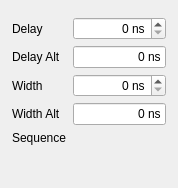
Above: escam/ioctrlwidget.ui from Entwicklungsburo-Stresing/EBST_CAM before the change. Below: the same form after it.
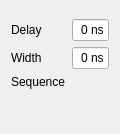
That is the form after the change. Custom widgets are drawn as their Qt base class.

The edit to the form file:
```diff
--- a/escam/ioctrlwidget.ui
+++ b/escam/ioctrlwidget.ui
@@ -6,8 +6,8 @@
    <rect>
     <x>0</x>
     <y>0</y>
-    <width>178</width>
-    <height>188</height>
+    <width>120</width>
+    <height>134</height>
    </rect>
   </property>
   <property name="maximumSize">
@@ -34,11 +34,11 @@
     </spacer>
    </item>
    <item>
-    <layout class="QGridLayout" name="gridLayout" columnstretch="1,0,100,1">
+    <layout class="QGridLayout" name="gridLayout" columnstretch="1,0,0,0">
      <property name="horizontalSpacing">
       <number>6</number>
      </property>
-     <item row="5" column="1" colspan="2">
+     <item row="3" column="1" colspan="2">
       <widget class="NumericConverterWidget" name="widgetNumericConverter" native="true">
        <property name="sizePolicy">
         <sizepolicy hsizetype="MinimumExpanding" vsizetype="Preferred">
@@ -48,87 +48,33 @@
        </property>
       </widget>
      </item>
-     <item row="2" column="2">
-      <widget class="QSpinBox" name="spinBoxWidth">
-       <property name="toolTip">
-        <string>&lt;html&gt;&lt;head/&gt;&lt;body&gt;&lt;p&gt;High time of the output signal&lt;/p&gt;&lt;/body&gt;&lt;/html&gt;</string>
-       </property>
-       <property name="whatsThis">
-        <string>&lt;html&gt;&lt;head/&gt;&lt;body&gt;&lt;p&gt;Width is the time between the rising edge of the output signal and the falling edge of the output signal.&lt;/p&gt;&lt;p&gt;Min: 0 ns&lt;br/&gt;Step: 32 ns (Values between are rounded down to the next valid step)&lt;br/&gt;Max: 2.097.120 ns (which is 65.535 * 32 ns)&lt;/p&gt;&lt;p&gt;Width is controlled by the function DLLCamIOCtrl_setPulseWidth.&lt;/p&gt;&lt;/body&gt;&lt;/html&gt;</string>
-       </property>
-       <property name="alignment">
-        <set>Qt::AlignmentFlag::AlignRight|Qt::AlignmentFlag::AlignTrailing|Qt::AlignmentFlag::AlignVCenter</set>
-       </property>
-       <property name="correctionMode">
-        <enum>QAbstractSpinBox::CorrectionMode::CorrectToNearestValue</enum>
-       </property>
-       <property name="suffix">
-        <string> ns</string>
-       </property>
-       <property name="maximum">
-        <number>2097120</number>
-       </property>
-      </widget>
-     </item>
-     <item row="5" column="3">
-      <spacer name="horizontalSpacer_2">
-       <property name="orientation">
-        <enum>Qt::Orientation::Horizontal</enum>
-       </property>
-       <property name="sizeHint" stdset="0">
-        <size>
-         <width>40</width>
-         <height>20</height>
-        </size>
-       </property>
-      </spacer>
-     </item>
-     <item row="5" column="0">
-      <spacer name="horizontalSpacer">
-       <property name="orientation">
-        <enum>Qt::Orientation::Horizontal</enum>
-       </property>
-       <property name="sizeHint" stdset="0">
-        <size>
-         <width>40</width>
-         <height>20</height>
-        </size>
-       </property>
-      </spacer>
-     </item>
-     <item row="0" column="2">
-      <widget class="QSpinBox" name="spinBoxDelay">
-       <property name="toolTip">
-        <string>&lt;html&gt;&lt;head/&gt;&lt;body&gt;&lt;p&gt;Time between the trigger and the rising edge&lt;/p&gt;&lt;/body&gt;&lt;/html&gt;</string>
-       </property>
-       <property name="whatsThis">
-        <string>&lt;html&gt;&lt;head/&gt;&lt;body&gt;&lt;p&gt;Delay is the time between the rising edge of the trigger signal and the rising edge of the output signal.&lt;/p&gt;&lt;p&gt;Min: 0 ns&lt;br/&gt;Step: 32 ns (Values between are rounded down to the next valid step)&lt;br/&gt;Max: 2.097.120 ns (which is 65.535 * 32 ns)&lt;/p&gt;&lt;p&gt;Delay is controlled by the function DLLCamIOCtrl_setPulseDelay.&lt;/p&gt;&lt;/body&gt;&lt;/html&gt;</string>
-       </property>
-       <property name="alignment">
-        <set>Qt::AlignmentFlag::AlignRight|Qt::AlignmentFlag::AlignTrailing|Qt::AlignmentFlag::AlignVCenter</set>
-       </property>
-       <property name="correctionMode">
-        <enum>QAbstractSpinBox::CorrectionMode::CorrectToNearestValue</enum>
-       </property>
-       <property name="suffix">
-        <string> ns</string>
-       </property>
-       <property name="maximum">
-        <number>2097120</number>
-       </property>
-      </widget>
-     </item>
-     <item row="1" column="1">
+     <item row="0" column="1">
       <widget class="QLabel" name="labelDelayAlt">
        <property name="whatsThis">
         <string>&lt;html&gt;&lt;head/&gt;&lt;body&gt;&lt;p&gt;Delay is the time between the rising edge of the trigger signal and the rising edge of the output signal.&lt;/p&gt;&lt;p&gt;Min: 0 ns&lt;br/&gt;Step: 32 ns (Values between are rounded down to the next valid step)&lt;br/&gt;Max: 2.097.120 ns (which is 65.535 * 32 ns)&lt;/p&gt;&lt;p&gt;Acceptable units: &lt;span style=&quot; font-weight:700;&quot;&gt;s&lt;/span&gt; / &lt;span style=&quot; font-weight:700;&quot;&gt;ms&lt;/span&gt; / &lt;span style=&quot; font-weight:700;&quot;&gt;us&lt;/span&gt; / &lt;span style=&quot; font-weight:700;&quot;&gt;ns&lt;/span&gt;&lt;/p&gt;&lt;p&gt;Delay is controlled by the function DLLCamIOCtrl_setPulseDelay.&lt;/p&gt;&lt;/body&gt;&lt;/html&gt;</string>
        </property>
        <property name="text">
-        <string>Delay Alt</string>
+        <string>Delay</string>
        </property>
       </widget>
      </item>
-     <item row="4" column="1">
+     <item row="0" column="2">
+      <widget class="QLineEdit" name="lineEditDelay">
+       <property name="toolTip">
+        <string>&lt;html&gt;&lt;head/&gt;&lt;body&gt;&lt;p&gt;Accepted units: &lt;span style=&quot; font-weight:700;&quot;&gt;s &lt;/span&gt;/&lt;span style=&quot; font-weight:700;&quot;&gt; ms &lt;/span&gt;/&lt;span style=&quot; font-weight:700;&quot;&gt; us &lt;/span&gt;/&lt;span style=&quot; font-weight:700;&quot;&gt; ns&lt;br/&gt;&lt;/span&gt;Accepted formats:&lt;br/&gt;&lt;span style=&quot; font-weight:700;&quot;&gt;32ns / 32 ns&lt;br/&gt;12.34us / 12.34 us / 12,34us / 12,34 us&lt;/span&gt;&lt;/p&gt;&lt;/body&gt;&lt;/html&gt;</string>
+       </property>
+       <property name="whatsThis">
+        <string>&lt;html&gt;&lt;head/&gt;&lt;body&gt;&lt;p&gt;Delay is the time between the rising edge of the trigger signal and the rising edge of the output signal.&lt;/p&gt;&lt;p&gt;Min: 0 ns&lt;br/&gt;Step: 32 ns (Values between are rounded down to the next valid step)&lt;br/&gt;Max: 2.097.120 ns (which is 65.535 * 32 ns)&lt;/p&gt;&lt;p&gt;Acceptable units: &lt;span style=&quot; font-weight:700;&quot;&gt;s&lt;/span&gt; / &lt;span style=&quot; font-weight:700;&quot;&gt;ms&lt;/span&gt; / &lt;span style=&quot; font-weight:700;&quot;&gt;us&lt;/span&gt; / &lt;span style=&quot; font-weight:700;&quot;&gt;ns&lt;/span&gt;&lt;/p&gt;&lt;p&gt;Delay is controlled by the function DLLCamIOCtrl_setPulseDelay.&lt;/p&gt;&lt;/body&gt;&lt;/html&gt;</string>
+       </property>
+       <property name="text">
+        <string>0 ns</string>
+       </property>
+       <property name="alignment">
+        <set>Qt::AlignmentFlag::AlignRight|Qt::AlignmentFlag::AlignTrailing|Qt::AlignmentFlag::AlignVCenter</set>
+       </property>
+      </widget>
+     </item>
+     <item row="2" column="1">
       <widget class="QLabel" name="labelSequence">
        <property name="toolTip">
         <string>&lt;html&gt;&lt;head/&gt;&lt;body&gt;&lt;p&gt;High / low sequence of the output&lt;/p&gt;&lt;/body&gt;&lt;/html&gt;</string>
@@ -141,56 +87,20 @@
        </property>
       </widget>
      </item>
-     <item row="2" column="1">
-      <widget class="QLabel" name="labelWidth">
-       <property name="toolTip">
-        <string>&lt;html&gt;&lt;head/&gt;&lt;body&gt;&lt;p&gt;High time of the output signal&lt;/p&gt;&lt;/body&gt;&lt;/html&gt;</string>
+     <item row="3" column="0">
+      <spacer name="horizontalSpacer">
+       <property name="orientation">
+        <enum>Qt::Orientation::Horizontal</enum>
        </property>
-       <property name="whatsThis">
-        <string>&lt;html&gt;&lt;head/&gt;&lt;body&gt;&lt;p&gt;Width is the time between the rising edge of the output signal and the falling edge of the output signal.&lt;/p&gt;&lt;p&gt;Min: 0 ns&lt;br/&gt;Step: 32 ns (Values between are rounded down to the next valid step)&lt;br/&gt;Max: 2.097.120 ns (which is 65.535 * 32 ns)&lt;/p&gt;&lt;p&gt;Width is controlled by the function DLLCamIOCtrl_setPulseWidth.&lt;/p&gt;&lt;/body&gt;&lt;/html&gt;</string>
+       <property name="sizeHint" stdset="0">
+        <size>
+         <width>40</width>
+         <height>20</height>
+        </size>
        </property>
-       <property name="text">
-        <string>Width</string>
-       </property>
-      </widget>
-     </item>
-     <item row="0" column="1">
-      <widget class="QLabel" name="labelDelay">
-       <property name="toolTip">
-        <string>&lt;html&gt;&lt;head/&gt;&lt;body&gt;&lt;p&gt;Time between the trigger and the rising edge&lt;/p&gt;&lt;/body&gt;&lt;/html&gt;</string>
-       </property>
-       <property name="whatsThis">
-        <string>&lt;html&gt;&lt;head/&gt;&lt;body&gt;&lt;p&gt;Delay is the time between the rising edge of the trigger signal and the rising edge of the output signal.&lt;/p&gt;&lt;p&gt;Min: 0 ns&lt;br/&gt;Step: 32 ns (Values between are rounded down to the next valid step)&lt;br/&gt;Max: 2.097.120 ns (which is 65.535 * 32 ns)&lt;/p&gt;&lt;p&gt;Delay is controlled by the function DLLCamIOCtrl_setPulseDelay.&lt;/p&gt;&lt;/body&gt;&lt;/html&gt;</string>
-       </property>
-       <property name="text">
-        <string>Delay</string>
-       </property>
-      </widget>
-     </item>
-     <item row="3" column="1">
-      <widget class="QLabel" name="labelWidthAlt">
-       <property name="whatsThis">
-        <string>&lt;html&gt;&lt;head/&gt;&lt;body&gt;&lt;p&gt;Width is the time between the rising edge of the output signal and the falling edge of the output signal.&lt;/p&gt;&lt;p&gt;Min: 0 ns&lt;br/&gt;Step: 32 ns (Values between are rounded down to the next valid step)&lt;br/&gt;Max: 2.097.120 ns (which is 65.535 * 32 ns)&lt;/p&gt;&lt;p&gt;Acceptable units: &lt;span style=&quot; font-weight:700;&quot;&gt;s &lt;/span&gt;/ &lt;span style=&quot; font-weight:700;&quot;&gt;ms&lt;/span&gt; / &lt;span style=&quot; font-weight:700;&quot;&gt;us&lt;/span&gt; / &lt;span style=&quot; font-weight:700;&quot;&gt;ns&lt;/span&gt;&lt;/p&gt;&lt;p&gt;Width is controlled by the function DLLCamIOCtrl_setPulseWidth.&lt;/p&gt;&lt;/body&gt;&lt;/html&gt;</string>
-       </property>
-       <property name="text">
-        <string>Width Alt</string>
-       </property>
-      </widget>
+      </spacer>
      </item>
      <item row="1" column="2">
-      <widget class="QLineEdit" name="lineEditDelay">
-       <property name="whatsThis">
-        <string>&lt;html&gt;&lt;head/&gt;&lt;body&gt;&lt;p&gt;Delay is the time between the rising edge of the trigger signal and the rising edge of the output signal.&lt;/p&gt;&lt;p&gt;Min: 0 ns&lt;br/&gt;Step: 32 ns (Values between are rounded down to the next valid step)&lt;br/&gt;Max: 2.097.120 ns (which is 65.535 * 32 ns)&lt;/p&gt;&lt;p&gt;Acceptable units: &lt;span style=&quot; font-weight:700;&quot;&gt;s&lt;/span&gt; / &lt;span style=&quot; font-weight:700;&quot;&gt;ms&lt;/span&gt; / &lt;span style=&quot; font-weight:700;&quot;&gt;us&lt;/span&gt; / &lt;span style=&quot; font-weight:700;&quot;&gt;ns&lt;/span&gt;&lt;/p&gt;&lt;p&gt;Delay is controlled by the function DLLCamIOCtrl_setPulseDelay.&lt;/p&gt;&lt;/body&gt;&lt;/html&gt;</string>
-       </property>
-       <property name="text">
-        <string>0 ns</string>
-       </property>
-       <property name="alignment">
-        <set>Qt::AlignmentFlag::AlignRight|Qt::AlignmentFlag::AlignTrailing|Qt::AlignmentFlag::AlignVCenter</set>
-       </property>
-      </widget>
-     </item>
-     <item row="3" column="2">
       <widget class="QLineEdit" name="lineEditWidth">
        <property name="whatsThis">
         <string>&lt;html&gt;&lt;head/&gt;&lt;body&gt;&lt;p&gt;Width is the time between the rising edge of the output signal and the falling edge of the output signal.&lt;/p&gt;&lt;p&gt;Min: 0 ns&lt;br/&gt;Step: 32 ns (Values between are rounded down to the next valid step)&lt;br/&gt;Max: 2.097.120 ns (which is 65.535 * 32 ns)&lt;/p&gt;&lt;p&gt;Acceptable units: &lt;span style=&quot; font-weight:700;&quot;&gt;s &lt;/span&gt;/ &lt;span style=&quot; font-weight:700;&quot;&gt;ms&lt;/span&gt; / &lt;span style=&quot; font-weight:700;&quot;&gt;us&lt;/span&gt; / &lt;span style=&quot; font-weight:700;&quot;&gt;ns&lt;/span&gt;&lt;/p&gt;&lt;p&gt;Width is controlled by the function DLLCamIOCtrl_setPulseWidth.&lt;/p&gt;&lt;/body&gt;&lt;/html&gt;</string>
@@ -203,6 +113,32 @@
        </property>
       </widget>
      </item>
+     <item row="3" column="3">
+      <spacer name="horizontalSpacer_2">
+       <property name="orientation">
+        <enum>Qt::Orientation::Horizontal</enum>
+       </property>
+       <property name="sizeHint" stdset="0">
+        <size>
+         <width>40</width>
+         <height>20</height>
+        </size>
+       </property>
+      </spacer>
+     </item>
+     <item row="1" column="1">
+      <widget class="QLabel" name="labelWidthAlt">
+       <property name="toolTip">
+        <string>&lt;html&gt;&lt;head/&gt;&lt;body&gt;&lt;p&gt;High time of the output signal&lt;/p&gt;&lt;/body&gt;&lt;/html&gt;</string>
+       </property>
+       <property name="whatsThis">
+        <string>&lt;html&gt;&lt;head/&gt;&lt;body&gt;&lt;p&gt;Width is the time between the rising edge of the output signal and the falling edge of the output signal.&lt;/p&gt;&lt;p&gt;Min: 0 ns&lt;br/&gt;Step: 32 ns (Values between are rounded down to the next valid step)&lt;br/&gt;Max: 2.097.120 ns (which is 65.535 * 32 ns)&lt;/p&gt;&lt;p&gt;Acceptable units: &lt;span style=&quot; font-weight:700;&quot;&gt;s &lt;/span&gt;/ &lt;span style=&quot; font-weight:700;&quot;&gt;ms&lt;/span&gt; / &lt;span style=&quot; font-weight:700;&quot;&gt;us&lt;/span&gt; / &lt;span style=&quot; font-weight:700;&quot;&gt;ns&lt;/span&gt;&lt;/p&gt;&lt;p&gt;Width is controlled by the function DLLCamIOCtrl_setPulseWidth.&lt;/p&gt;&lt;/body&gt;&lt;/html&gt;</string>
+       </property>
+       <property name="text">
+        <string>Width</string>
+       </property>
+      </widget>
+     </item>
     </layout>
    </item>
    <item>
```
Left out of the diff: 6 changed lines with no effect on the pictures.
